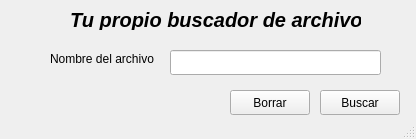
Above: principal.ui from ITS-Villada-Programacion-1/doble-ventana-santiago6124 before the change. Below: the same form after it.
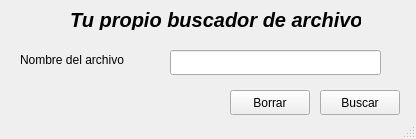
That is the form after the change.

The edit to the form file:
```diff
--- a/principal.ui
+++ b/principal.ui
@@ -60,10 +60,10 @@
    <widget class="QLabel" name="label_2">
     <property name="geometry">
      <rect>
-      <x>50</x>
+      <x>20</x>
       <y>50</y>
-      <width>111</width>
-      <height>17</height>
+      <width>141</width>
+      <height>20</height>
      </rect>
     </property>
     <property name="text">
```
